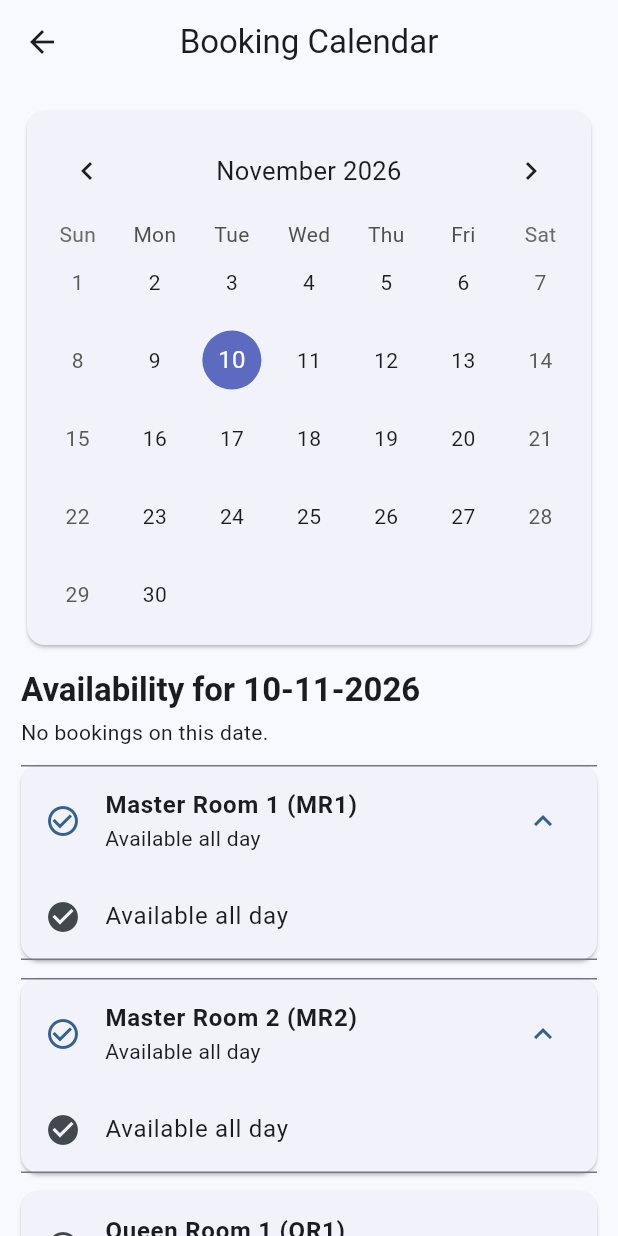
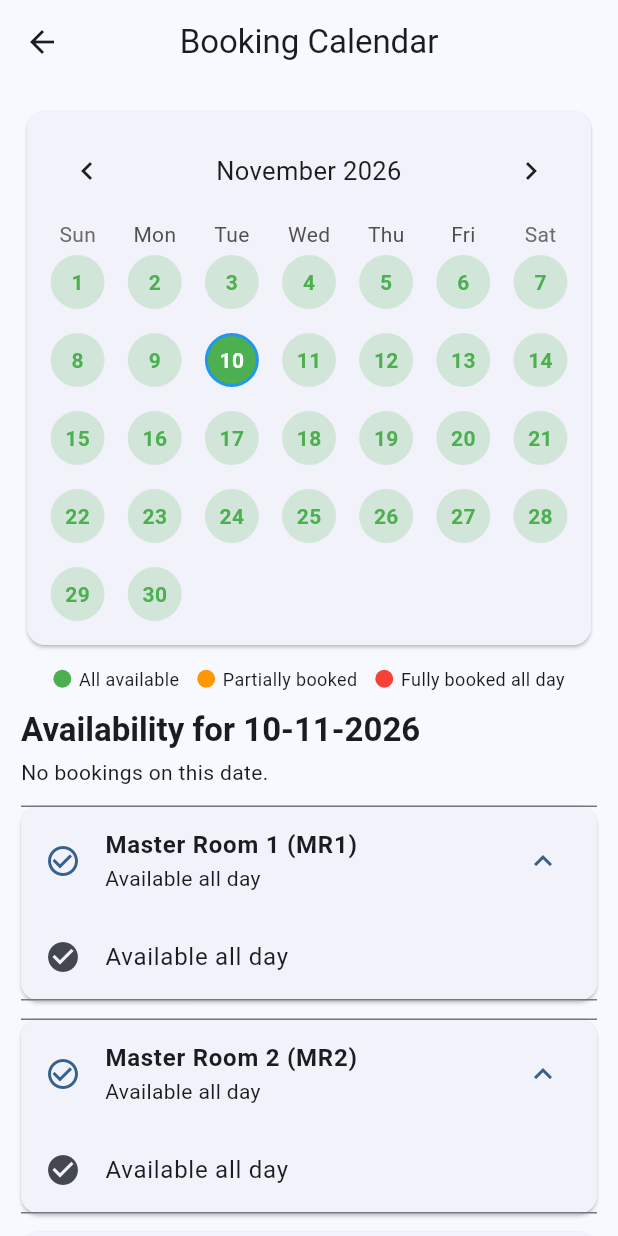
Before and after one commit to pavanthella9/GOVIstays, a Flutter app: the BookingCalendarScreen screen opened directly, after a tap on "Master Room 1 (MR1)", after a tap on "Master Room 2 (MR2)", on a phone screen of 412 x 824 dp. Run offline on Flutter 3.47's test engine with Material 3 defaults, Android fonts, the phone set to English and light mode, and no system bars; drawn by our look-alikes of table_calendar; our stand-ins replace cloud_firestore, file_picker, firebase_auth, firebase_core, firebase_messaging, hive and 1 more; accounts and stored records are empty.

Commit message:
feat: color-code booking calendar by scheduled room availability

```diff
--- a/lib/screens/booking_calendar_screen.dart
+++ b/lib/screens/booking_calendar_screen.dart
@@ -61,6 +61,57 @@ class _BookingCalendarScreenState
   List<Booking> _eventsForDay(DateTime day) =>
       BookingService.getBookingsForDate(day);
 
+  // Green: no room booked; orange: some booked time; red: all rooms
+  // booked for the entire day. Uses scheduled times, not actual movements.
+  Color _availabilityColor(DateTime day) {
+    var anyBooked = false;
+    var allRoomsBookedAllDay = true;
+    for (final room in BookingService.allRooms) {
+      final segments = BookingService.getRoomAvailabilityForDate(room, day);
+      if (segments.any((segment) => segment.isBooked)) {
+        anyBooked = true;
+      }
+      if (segments.any((segment) => !segment.isBooked)) {
+        allRoomsBookedAllDay = false;
+      }
+    }
+    if (!anyBooked) return Colors.green;
+    return allRoomsBookedAllDay ? Colors.red : Colors.orange;
+  }
+
+  Widget _calendarDay(DateTime day, {bool selected = false, bool today = false}) {
+    final color = _availabilityColor(day);
+    return Center(
+      child: Container(
+        width: 36,
+        height: 36,
+        alignment: Alignment.center,
+        decoration: BoxDecoration(
+          color: color.withValues(alpha: selected ? 1 : 0.20),
+          shape: BoxShape.circle,
+          border: today ? Border.all(color: Colors.blue, width: 2) : null,
+        ),
+        child: Text(
+          '${day.day}',
+          style: TextStyle(
+            color: selected ? Colors.white : color,
+            fontWeight: selected || today ? FontWeight.bold : FontWeight.w600,
+          ),
+        ),
+      ),
+    );
+  }
+
+  Widget _legendItem(Color color, String label) => Row(
+        mainAxisSize: MainAxisSize.min,
+        children: [
+          Container(width: 12, height: 12,
+              decoration: BoxDecoration(color: color, shape: BoxShape.circle)),
+          const SizedBox(width: 5),
+          Text(label, style: const TextStyle(fontSize: 12)),
+        ],
+      );
+
   @override
   Widget build(BuildContext context) {
     return Scaffold(
@@ -101,8 +152,15 @@ class _BookingCalendarScreenState
                       _focusedDay = focusedDay;
                     },
                     calendarStyle: const CalendarStyle(
-                      markersMaxCount: 3,
+                      markersMaxCount: 0,
                       outsideDaysVisible: false,
+                    ),
+                    calendarBuilders: CalendarBuilders<Booking>(
+                      defaultBuilder: (context, day, focusedDay) => _calendarDay(day),
+                      todayBuilder: (context, day, focusedDay) =>
+                          _calendarDay(day, today: true),
+                      selectedBuilder: (context, day, focusedDay) =>
+                          _calendarDay(day, selected: true, today: isSameDay(day, DateTime.now())),
                     ),
                     headerStyle: const HeaderStyle(
                       formatButtonVisible: false,
@@ -110,6 +168,17 @@ class _BookingCalendarScreenState
                     ),
                   ),
                 ),
+              ),
+              const SizedBox(height: 10),
+              Wrap(
+                alignment: WrapAlignment.center,
+                spacing: 12,
+                runSpacing: 6,
+                children: [
+                  _legendItem(Colors.green, 'All available'),
+                  _legendItem(Colors.orange, 'Partially booked'),
+                  _legendItem(Colors.red, 'Fully booked all day'),
+                ],
               ),
               const SizedBox(height: 12),
               Text(
```
